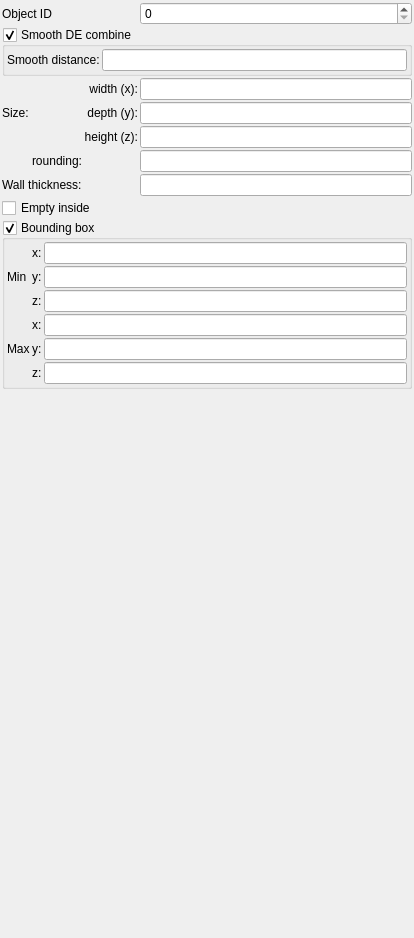
Old version of the form mandelbulber2/formula/ui/primitive_box.ui in the repository buddhi1980/mandelbulber2.
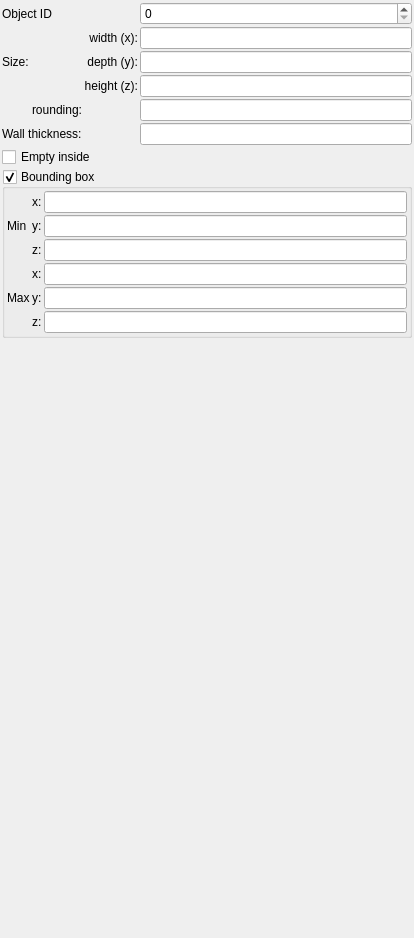
New version of the form. Custom widgets are drawn as their Qt base class.

Commit message: refactor: move smooth_de_combine params to node-level only

Diff of the .ui file:
```diff
--- a/mandelbulber2/formula/ui/primitive_box.ui
+++ b/mandelbulber2/formula/ui/primitive_box.ui
@@ -254,55 +254,8 @@
         </sizepolicy>
        </property>
       </widget>
-     </item>
-     <item row="3" column="0" colspan="3">
-      <widget class="MyGroupBox" name="groupCheck_smooth_de_combine_enable">
-       <property name="title">
-        <string>Smooth DE combine</string>
-       </property>
-       <property name="checkable">
-        <bool>true</bool>
-       </property>
-       <layout class="QGridLayout" name="gridLayout_4">
-        <property name="leftMargin">
-         <number>2</number>
-        </property>
-        <property name="topMargin">
-         <number>2</number>
-        </property>
-        <property name="rightMargin">
-         <number>2</number>
-        </property>
-        <property name="bottomMargin">
-         <number>2</number>
-        </property>
-        <property name="spacing">
-         <number>2</number>
-        </property>
-        <item row="0" column="0">
-         <widget class="QLabel" name="label_306">
-          <property name="text">
-           <string>Smooth distance:</string>
-          </property>
-          <property name="wordWrap">
-           <bool>true</bool>
-          </property>
-         </widget>
-        </item>
-        <item row="0" column="1">
-         <widget class="MyLineEdit" name="logedit_smooth_de_combine_distance">
-          <property name="sizePolicy">
-           <sizepolicy hsizetype="Expanding" vsizetype="Maximum">
-            <horstretch>0</horstretch>
-            <verstretch>0</verstretch>
-           </sizepolicy>
-          </property>
-         </widget>
-        </item>
-       </layout>
-      </widget>
-     </item>
-     <item row="7" column="0">
+      </item>
+      <item row="7" column="0">
       <widget class="QLabel" name="label_20">
        <property name="text">
         <string>rounding:</string>
```
The commit also changes 21 other files.
